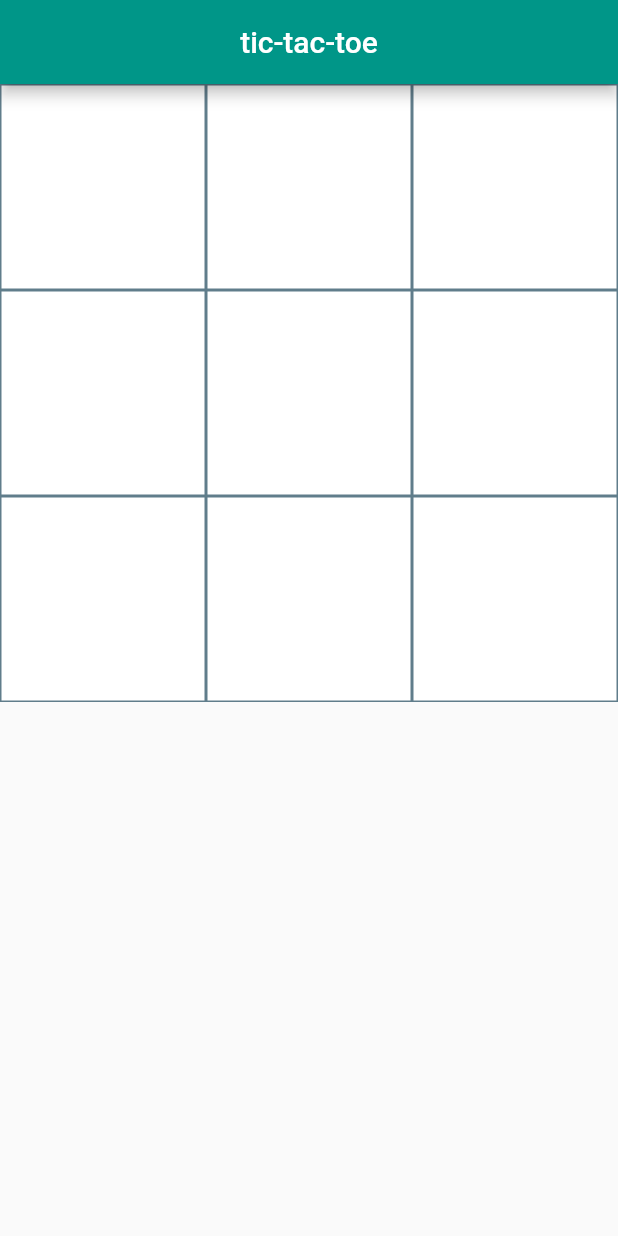
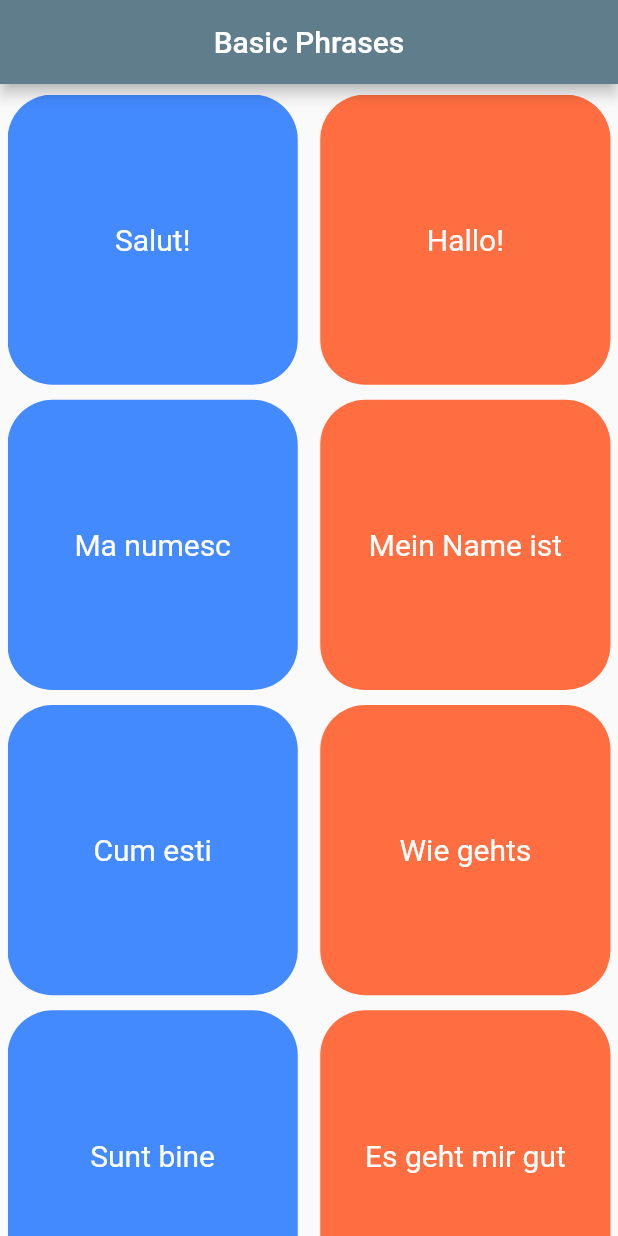
Before and after one commit to claudia-maria-dudau/aplicatie_gad, a Flutter app: the screen it shows after launch, on a phone screen of 412 x 824 dp. Run offline on Flutter 3.47's test engine with Material 2 defaults, Android fonts, the phone set to English and light mode, and no system bars; our stand-ins replace audioplayers.

Commit message:
basic phrases tema 2

```diff
--- /dev/null
+++ b/lib/basic_phrases.dart
@@ -0,0 +1,138 @@
+import 'package:flutter/cupertino.dart';
+import 'package:flutter/material.dart';
+import 'package:audioplayers/audio_cache.dart';
+import 'package:audioplayers/audioplayers.dart';
+
+void main() {
+  runApp(const MyApp());
+}
+
+class MyApp extends StatelessWidget {
+  const MyApp({Key key}) : super(key: key);
+
+  @override
+  Widget build(BuildContext context) {
+    return const MaterialApp(
+      title: 'Basic Phrases',
+      home: HomePage(title: 'Basic Phrases'),
+    );
+  }
+}
+
+class HomePage extends StatefulWidget {
+  const HomePage({Key key, this.title}) : super(key: key);
+  final String title;
+
+  @override
+  _HomePageState createState() => _HomePageState();
+}
+
+class _HomePageState extends State<HomePage> {
+  final List<String> _phrases = <String>[
+    'Salut!',
+    'Hallo!',
+    'Ma numesc',
+    'Mein Name ist',
+    'Cum esti',
+    'Wie gehts',
+    'Sunt bine',
+    'Es geht mir gut',
+    'La revedere!',
+    'Auf Wiedersehen!',
+    'Multumesc frumos!',
+    'Vielen Dank!'
+  ];
+  final List<Color> _colors = <Color>[Colors.blueAccent, Colors.deepOrangeAccent, Colors.lightBlueAccent, Colors.orangeAccent];
+  List<Color> _cellColors = <Color>[];
+
+  //initializare culori
+  void _initColors(int index){
+      _cellColors.add(_colors[index % 2]);
+  }
+
+  //player audio
+  AudioPlayer _player = AudioPlayer();
+  final AudioCache _cache = AudioCache();
+  bool _isPlaying = false;
+
+  //animatie
+  void _startAnimation(int index){
+    setState(() {
+      _cellColors[index] = _colors[index % 2 + 2];
+    });
+  }
+
+  @override
+  Widget build(BuildContext context) {
+    return Scaffold(
+      appBar: AppBar(
+        title: Center(
+          child: Text(widget.title),
+        ),
+        backgroundColor: Colors.blueGrey,
+      ),
+      body: Padding(
+        padding: const EdgeInsets.fromLTRB(5, 7, 5, 0),
+        child: GridView.builder(
+            itemCount: 12,
+            gridDelegate: const SliverGridDelegateWithFixedCrossAxisCount(
+              crossAxisCount: 2,
+              crossAxisSpacing: 15,
+              mainAxisSpacing: 10,
+            ),
+            itemBuilder: (BuildContext context, int index) {
+              _initColors(index);
+
+              return GestureDetector(
+                onTap: () async {
+                  _startAnimation(index);
+
+                  //nu exista un alt fisier media pornit
+                  if (!_isPlaying){
+                    setState(() {
+                      _isPlaying = true;
+                    });
+
+                    final String player = _phrases[index];
+                    _player = await _cache.play('audio_translate/$player.mp3');
+                  }
+
+                  //exista un fisier media pornit deja
+                  else{
+                    setState(() {
+                      _isPlaying = false;
+                    });
+
+                    _player.stop();
+                    final String player = _phrases[index];
+                    _player = await _cache.play('audio_translate/$player.mp3');
+                  }
+                },
+                child: AnimatedContainer(
+                  duration: const Duration(milliseconds: 1500),
+                  onEnd: (){
+                    setState(() {
+                      _cellColors[index] = _colors[index % 2];
+                    });
+                  },
+                  decoration: BoxDecoration(
+                    color: _cellColors[index],
+                    borderRadius: BorderRadius.circular(30),
+                  ),
+                  child: Center(
+                    child: Text(
+                      _phrases[index],
+                      textAlign: TextAlign.center,
+                      style: const TextStyle(
+                        fontSize: 20,
+                        color: Colors.white,
+                      ),
+                    ),
+                  ),
+                ),
+              );
+            }),
+      ),
+    );
+  }
+}
--- a/lib/currency_exchange.dart
+++ b/lib/currency_exchange.dart
@@ -73,7 +73,7 @@ class _HomePageState extends State<HomePage> {
             mainAxisAlignment: MainAxisAlignment.start,
             crossAxisAlignment: CrossAxisAlignment.center,
             children: <Widget>[
-              const Image(image: AssetImage('resurse/monede.jfif')),
+              const Image(image: AssetImage('assets/monede.jfif')),
               TextField(
                 style: const TextStyle(
                   fontSize: 20,
--- a/lib/main.dart
+++ b/lib/main.dart
@@ -1,4 +1,4 @@
-import 'tic_tac_toe.dart' as app;
+import 'basic_phrases.dart' as app;
 
 void main() {
   app.main();
```
Also changed, not shown: lib/tic_tac_toe.dart (+6 -6 lines), pubspec.yaml (+7 -2 lines), 3 other files.
